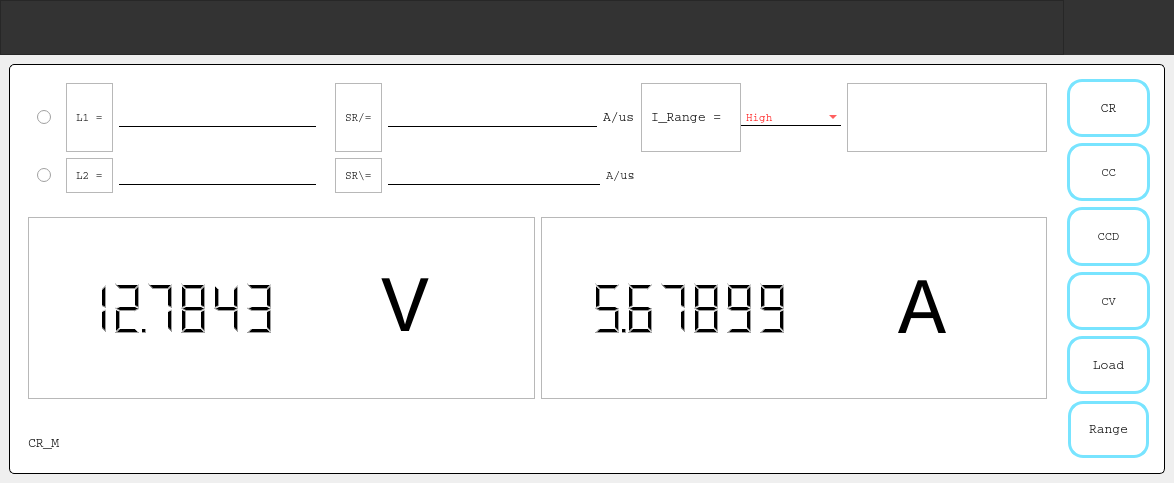
Old version of the form DeviceInterface.ui in the repository HusseinElsherbini/Chixculub-Impactor.
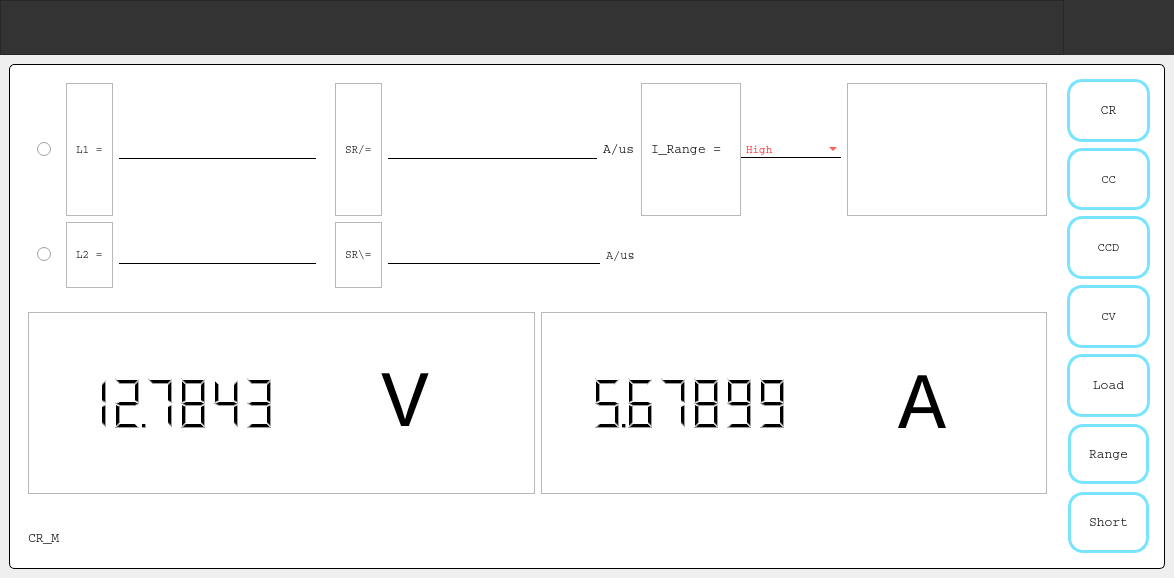
New version of the form. Icons and pictures are not drawn.

Commit message: -fixed serial device detection issue

```diff
--- a/DeviceInterface.ui
+++ b/DeviceInterface.ui
@@ -7,7 +7,7 @@
     <x>0</x>
     <y>0</y>
     <width>1174</width>
-    <height>483</height>
+    <height>578</height>
    </rect>
   </property>
   <property name="sizePolicy">
@@ -298,7 +298,7 @@
            <x>0</x>
            <y>0</y>
            <width>1174</width>
-           <height>428</height>
+           <height>523</height>
           </rect>
          </property>
          <layout class="QGridLayout" name="gridLayout_10">
@@ -6143,6 +6143,103 @@
                         </layout>
                        </widget>
                       </item>
+                      <item row="6" column="0">
+                       <widget class="QFrame" name="frame_141">
+                        <property name="frameShape">
+                         <enum>QFrame::NoFrame</enum>
+                        </property>
+                        <property name="frameShadow">
+                         <enum>QFrame::Plain</enum>
+                        </property>
+                        <layout class="QVBoxLayout" name="verticalLayout_92">
+                         <property name="spacing">
+                          <number>0</number>
+                         </property>
+                         <property name="leftMargin">
+                          <number>0</number>
+                         </property>
+                         <property name="topMargin">
+                          <number>0</number>
+                         </property>
+                         <property name="rightMargin">
+                          <number>0</number>
+                         </property>
+                         <property name="bottomMargin">
+                          <number>0</number>
+                         </property>
+                         <item>
+                          <widget class="QFrame" name="frame_142">
+                           <property name="styleSheet">
+                            <string notr="true">background: transparent;</string>
+                           </property>
+                           <property name="frameShape">
+                            <enum>QFrame::StyledPanel</enum>
+                           </property>
+                           <property name="frameShadow">
+                            <enum>QFrame::Raised</enum>
+                           </property>
+                           <layout class="QVBoxLayout" name="verticalLayout_91">
+                            <property name="spacing">
+                             <number>0</number>
+                            </property>
+                            <property name="leftMargin">
+                             <number>0</number>
+                            </property>
+                            <property name="topMargin">
+                             <number>0</number>
+                            </property>
+                            <property name="rightMargin">
+                             <number>0</number>
+                            </property>
+                            <property name="bottomMargin">
+                             <number>0</number>
+                            </property>
+                            <item>
+                             <widget class="QPushButton" name="ShortBtn">
+                              <property name="sizePolicy">
+                               <sizepolicy hsizetype="Minimum" vsizetype="Expanding">
+                                <horstretch>0</horstretch>
+                                <verstretch>0</verstretch>
+                               </sizepolicy>
+                              </property>
+                              <property name="font">
+                               <font>
+                                <family>Courier</family>
+                                <pointsize>10</pointsize>
+                                <weight>50</weight>
+                                <italic>false</italic>
+                                <bold>false</bold>
+                               </font>
+                              </property>
+                              <property name="styleSheet">
+                               <string notr="true">QPushButton {
+
+ color:black;
+ background:transparent;
+ border-radius:15px;
+ border: 3px solid transparent;
+ 
+	border-color:#78e4ff;
+ padding:18px;
+}
+
+QPushButton:hover {
+ border-color:rgb(0, 255, 128);
+ color: rgb(0, 255, 128);
+}
+</string>
+                              </property>
+                              <property name="text">
+                               <string>Short</string>
+                              </property>
+                             </widget>
+                            </item>
+                           </layout>
+                          </widget>
+                         </item>
+                        </layout>
+                       </widget>
+                      </item>
                      </layout>
                     </widget>
                    </item>
```
Left out of the diff: 152 changed lines with no effect on the pictures. The commit also changes 29 other files.
